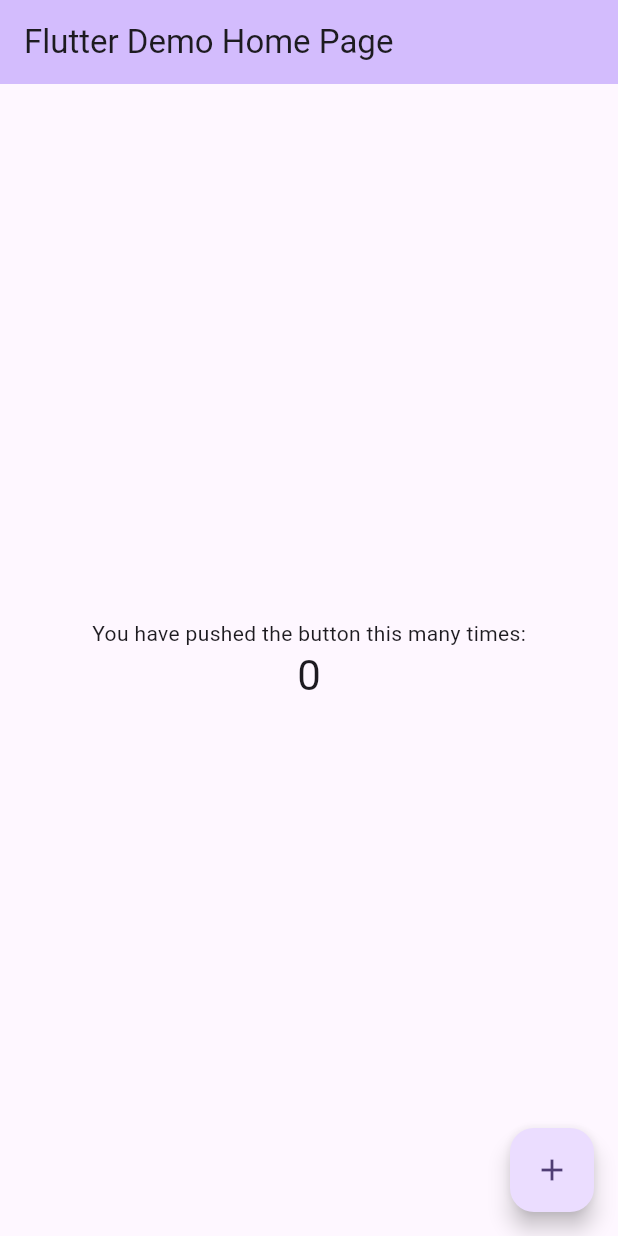
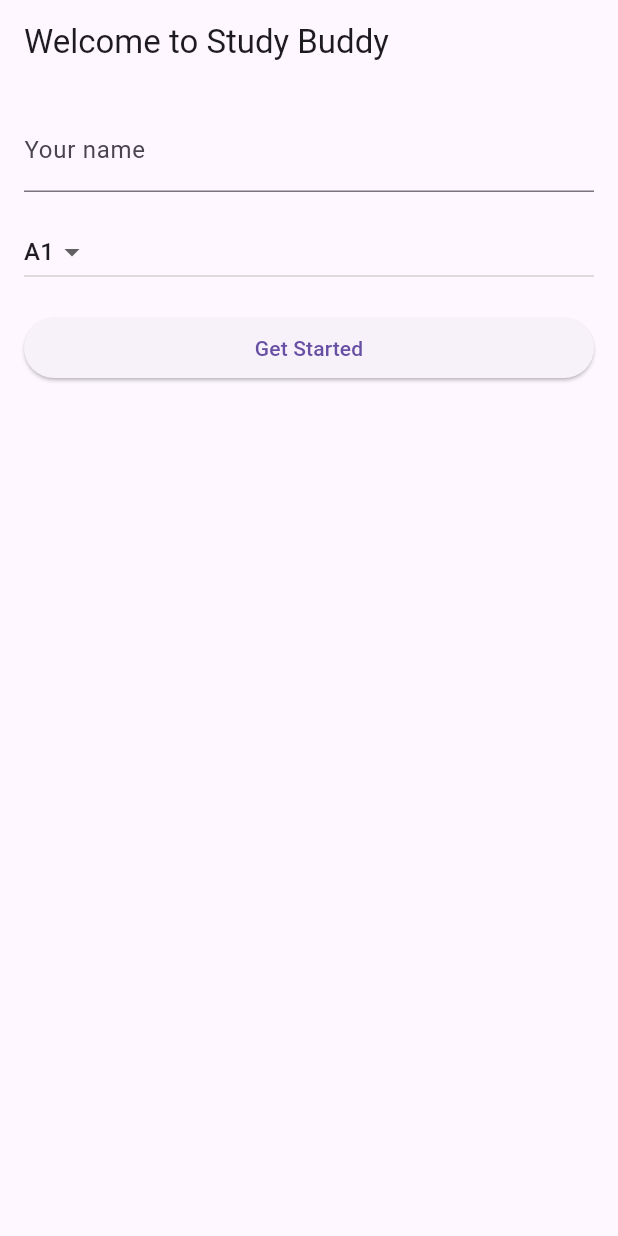
Before and after one commit to unreal-kz/study-budy, a Flutter app: the screen it shows after launch, on a phone screen of 412 x 824 dp. Run offline on Flutter 3.47's test engine with Material 3 defaults, Android fonts, the phone set to English and light mode, and no system bars; our stand-ins replace go_router, shared_preferences.

Commit message:
flutter: go_router shell, onboarding gate, 5-tab navigation
Co-Authored-By: Claude Haiku 4.5 <noreply@anthropic.com>
Claude-Session: https://claude.ai/code/session_01GWyzgPzGTxi76TTFyTURVg

```diff
--- a/lib/main.dart
+++ b/lib/main.dart
@@ -1,121 +1,55 @@
 import 'package:flutter/material.dart';
+import 'package:provider/provider.dart';
+
+import 'data/buddy_chat_api.dart';
+import 'data/chat_repository.dart';
+import 'data/profile_repository.dart';
+import 'data/progress_repository.dart';
+import 'router/app_router.dart';
+import 'state/chat_provider.dart';
+import 'state/profile_provider.dart';
+import 'state/progress_provider.dart';
+
+const backendBaseUrl = String.fromEnvironment(
+  'BACKEND_BASE_URL',
+  defaultValue: 'http://localhost:8000',
+);
 
 void main() {
-  runApp(const MyApp());
+  runApp(const StudyBudyApp());
 }
 
-class MyApp extends StatelessWidget {
-  const MyApp({super.key});
-
-  // This widget is the root of your application.
-  @override
-  Widget build(BuildContext context) {
-    return MaterialApp(
-      title: 'Flutter Demo',
-      theme: ThemeData(
-        // This is the theme of your application.
-        //
-        // TRY THIS: Try running your application with "flutter run". You'll see
-        // the application has a purple toolbar. Then, without quitting the app,
-        // try changing the seedColor in the colorScheme below to Colors.green
-        // and then invoke "hot reload" (save your changes or press the "hot
-        // reload" button in a Flutter-supported IDE, or press "r" if you used
-        // the command line to start the app).
-        //
-        // Notice that the counter didn't reset back to zero; the application
-        // state is not lost during the reload. To reset the state, use hot
-        // restart instead.
-        //
-        // This works for code too, not just values: Most code changes can be
-        // tested with just a hot reload.
-        colorScheme: .fromSeed(seedColor: Colors.deepPurple),
-      ),
-      home: const MyHomePage(title: 'Flutter Demo Home Page'),
-    );
-  }
-}
-
-class MyHomePage extends StatefulWidget {
-  const MyHomePage({super.key, required this.title});
-
-  // This widget is the home page of your application. It is stateful, meaning
-  // that it has a State object (defined below) that contains fields that affect
-  // how it looks.
-
-  // This class is the configuration for the state. It holds the values (in this
-  // case the title) provided by the parent (in this case the App widget) and
-  // used by the build method of the State. Fields in a Widget subclass are
-  // always marked "final".
-
-  final String title;
-
-  @override
-  State<MyHomePage> createState() => _MyHomePageState();
-}
-
-class _MyHomePageState extends State<MyHomePage> {
-  int _counter = 0;
-
-  void _incrementCounter() {
-    setState(() {
-      // This call to setState tells the Flutter framework that something has
-      // changed in this State, which causes it to rerun the build method below
-      // so that the display can reflect the updated values. If we changed
-      // _counter without calling setState(), then the build method would not be
-      // called again, and so nothing would appear to happen.
-      _counter++;
-    });
-  }
+class StudyBudyApp extends StatelessWidget {
+  const StudyBudyApp({super.key});
 
   @override
   Widget build(BuildContext context) {
-    // This method is rerun every time setState is called, for instance as done
-    // by the _incrementCounter method above.
-    //
-    // The Flutter framework has been optimized to make rerunning build methods
-    // fast, so that you can just rebuild anything that needs updating rather
-    // than having to individually change instances of widgets.
-    return Scaffold(
-      appBar: AppBar(
-        // TRY THIS: Try changing the color here to a specific color (to
-        // Colors.amber, perhaps?) and trigger a hot reload to see the AppBar
-        // change color while the other colors stay the same.
-        backgroundColor: Theme.of(context).colorScheme.inversePrimary,
-        // Here we take the value from the MyHomePage object that was created by
-        // the App.build method, and use it to set our appbar title.
-        title: Text(widget.title),
-      ),
-      body: Center(
-        // Center is a layout widget. It takes a single child and positions it
-        // in the middle of the parent.
-        child: Column(
-          // Column is also a layout widget. It takes a list of children and
-          // arranges them vertically. By default, it sizes itself to fit its
-          // children horizontally, and tries to be as tall as its parent.
-          //
-          // Column has various properties to control how it sizes itself and
-          // how it positions its children. Here we use mainAxisAlignment to
-          // center the children vertically; the main axis here is the vertical
-          // axis because Columns are vertical (the cross axis would be
-          // horizontal).
-          //
-          // TRY THIS: Invoke "debug painting" (choose the "Toggle Debug Paint"
-          // action in the IDE, or press "p" in the console), to see the
-          // wireframe for each widget.
-          mainAxisAlignment: .center,
-          children: [
-            const Text('You have pushed the button this many times:'),
-            Text(
-              '$_counter',
-              style: Theme.of(context).textTheme.headlineMedium,
+    return MultiProvider(
+      providers: [
+        ChangeNotifierProvider(create: (_) => ProfileProvider(ProfileRepository())..load()),
+        ChangeNotifierProvider(create: (_) => ProgressProvider(ProgressRepository())..load()),
+      ],
+      child: Consumer2<ProfileProvider, ProgressProvider>(
+        builder: (context, profileProvider, progressProvider, _) {
+          return ChangeNotifierProvider(
+            key: ValueKey(profileProvider.profile.level),
+            create: (_) => ChatProvider(
+              repository: ChatRepository(),
+              api: BuddyChatApi(baseUrl: backendBaseUrl),
+              progressProvider: progressProvider,
+              level: profileProvider.profile.level,
+            )..load(),
+            child: Builder(
+              builder: (context) {
+                final router = buildRouter(profileProvider);
+                return MaterialApp.router(
+                  title: 'Study Buddy',
+                  routerConfig: router,
+                );
+              },
             ),
-          ],
-        ),
-      ),
-      floatingActionButton: FloatingActionButton(
-        onPressed: _incrementCounter,
-        tooltip: 'Increment',
-        child: const Icon(Icons.add),
+          );
+        },
       ),
     );
   }
--- /dev/null
+++ b/lib/router/app_router.dart
@@ -0,0 +1,85 @@
+import 'package:flutter/material.dart';
+import 'package:go_router/go_router.dart';
+
+import '../screens/ai_buddy/ai_buddy_screen.dart';
+import '../screens/community/community_screen.dart';
+import '../screens/find_a_buddy/buddy_chat_screen.dart';
+import '../screens/find_a_buddy/find_a_buddy_screen.dart';
+import '../screens/home/home_screen.dart';
+import '../screens/onboarding/onboarding_screen.dart';
+import '../screens/profile/profile_screen.dart';
+import '../screens/progress/progress_screen.dart';
+import '../state/profile_provider.dart';
+
+const tabPaths = ['/home', '/community', '/ai-buddy', '/progress', '/profile'];
+const tabLabels = ['Home', 'Community', 'AI Buddy', 'Progress', 'Profile'];
+const tabIcons = [
+  Icons.home,
+  Icons.groups,
+  Icons.smart_toy,
+  Icons.trending_up,
+  Icons.person,
+];
+
+GoRouter buildRouter(ProfileProvider profileProvider) {
+  return GoRouter(
+    initialLocation: '/home',
+    refreshListenable: profileProvider,
+    redirect: (context, state) {
+      final onboarded = profileProvider.profile.onboardingComplete;
+      final onOnboarding = state.matchedLocation == '/onboarding';
+      if (!onboarded && !onOnboarding) return '/onboarding';
+      if (onboarded && onOnboarding) return '/home';
+      return null;
+    },
+    routes: [
+      // ignore: unnecessary_underscores
+      GoRoute(path: '/onboarding', builder: (_, __) => const OnboardingScreen()),
+      ShellRoute(
+        builder: (context, state, child) => AppShell(child: child),
+        routes: [
+          // ignore: unnecessary_underscores
+          GoRoute(path: '/home', builder: (_, __) => const HomeScreen()),
+          // ignore: unnecessary_underscores
+          GoRoute(path: '/community', builder: (_, __) => const CommunityScreen()),
+          // ignore: unnecessary_underscores
+          GoRoute(path: '/ai-buddy', builder: (_, __) => const AiBuddyScreen()),
+          // ignore: unnecessary_underscores
+          GoRoute(path: '/progress', builder: (_, __) => const ProgressScreen()),
+          // ignore: unnecessary_underscores
+          GoRoute(path: '/profile', builder: (_, __) => const ProfileScreen()),
+        ],
+      ),
+      // ignore: unnecessary_underscores
+      GoRoute(path: '/find-a-buddy', builder: (_, __) => const FindABuddyScreen()),
+      GoRoute(
+        path: '/buddy-chat/:buddyId',
+        builder: (context, state) =>
+            BuddyChatScreen(buddyId: state.pathParameters['buddyId']!),
+      ),
+    ],
+  );
+}
+
+class AppShell extends StatelessWidget {
+  const AppShell({required this.child, super.key});
+
+  final Widget child;
+
+  @override
+  Widget build(BuildContext context) {
+    final location = GoRouterState.of(context).matchedLocation;
+    final currentIndex = tabPaths.indexOf(location);
+    return Scaffold(
+      body: child,
+      bottomNavigationBar: NavigationBar(
+        selectedIndex: currentIndex < 0 ? 0 : currentIndex,
+        onDestinationSelected: (index) => context.go(tabPaths[index]),
+        destinations: [
+          for (var i = 0; i < tabPaths.length; i++)
+            NavigationDestination(icon: Icon(tabIcons[i]), label: tabLabels[i]),
+        ],
+      ),
+    );
+  }
+}
--- /dev/null
+++ b/lib/screens/onboarding/onboarding_screen.dart
@@ -0,0 +1,65 @@
+import 'package:flutter/material.dart';
+import 'package:provider/provider.dart';
+
+import '../../state/profile_provider.dart';
+
+class OnboardingScreen extends StatefulWidget {
+  const OnboardingScreen({super.key});
+
+  @override
+  State<OnboardingScreen> createState() => _OnboardingScreenState();
+}
+
+class _OnboardingScreenState extends State<OnboardingScreen> {
+  final _nameController = TextEditingController();
+  String _level = 'A1';
+
+  static const _levels = ['A1', 'A2', 'B1', 'B2'];
+
+  @override
+  void dispose() {
+    _nameController.dispose();
+    super.dispose();
+  }
+
+  @override
+  Widget build(BuildContext context) {
+    return Scaffold(
+      appBar: AppBar(title: const Text('Welcome to Study Buddy')),
+      body: Padding(
+        padding: const EdgeInsets.all(16),
+        child: Column(
+          crossAxisAlignment: CrossAxisAlignment.stretch,
+          children: [
+            TextField(
+              key: const Key('onboarding_name'),
+              controller: _nameController,
+              decoration: const InputDecoration(labelText: 'Your name'),
+            ),
+            const SizedBox(height: 16),
+            DropdownButton<String>(
+              key: const Key('onboarding_level'),
+              value: _level,
+              items: _levels
+                  .map((l) => DropdownMenuItem(value: l, child: Text(l)))
+                  .toList(),
+              onChanged: (value) => setState(() => _level = value!),
+            ),
+            const SizedBox(height: 16),
+            ElevatedButton(
+              key: const Key('onboarding_submit'),
+              onPressed: () {
+                final name = _nameController.text.trim();
+                if (name.isEmpty) return;
+                context
+                    .read<ProfileProvider>()
+                    .completeOnboarding(name: name, level: _level);
+              },
+              child: const Text('Get Started'),
+            ),
+          ],
+        ),
+      ),
+    );
+  }
+}
--- a/pubspec.yaml
+++ b/pubspec.yaml
@@ -36,6 +36,8 @@ dependencies:
   cupertino_icons: ^1.0.8
   shared_preferences: ^2.5.5
   http: ^1.6.0
+  provider: ^6.1.5+1
+  go_router: ^18.0.1
 
 dev_dependencies:
   flutter_test:
```
Also changed, not shown: lib/screens/ai_buddy/ai_buddy_screen.dart (added, +9 -0 lines), lib/screens/community/community_screen.dart (added, +9 -0 lines), lib/screens/find_a_buddy/buddy_chat_screen.dart (added, +11 -0 lines), lib/screens/find_a_buddy/find_a_buddy_screen.dart (added, +9 -0 lines), lib/screens/home/home_screen.dart (added, +8 -0 lines), lib/screens/profile/profile_screen.dart (added, +9 -0 lines), lib/screens/progress/progress_screen.dart (added, +9 -0 lines), pubspec.lock, 2 other files.
